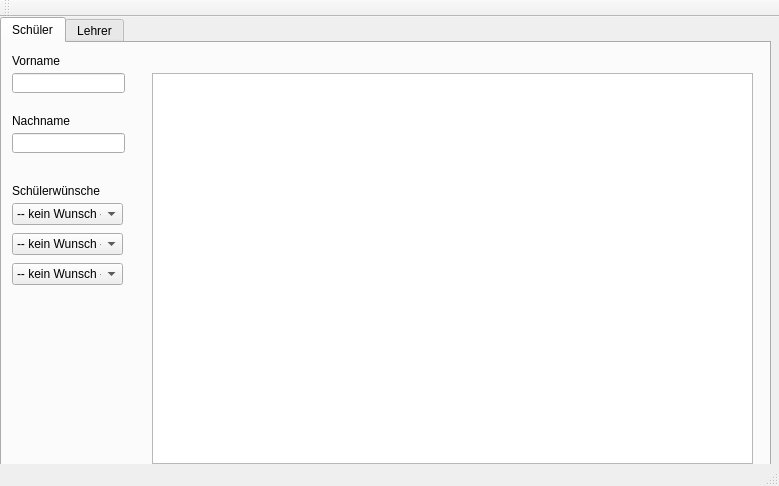
First picture: the form in qt/mainwindow.ui, repository m-bra/Teilintegration, before the edit.
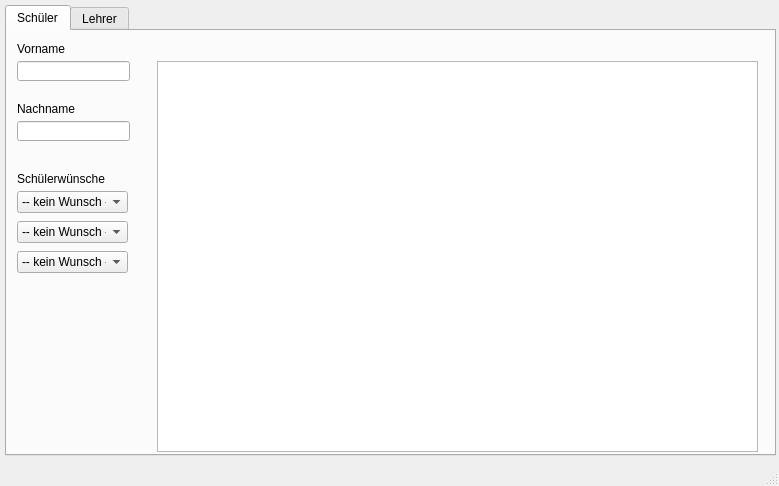
Second picture: the form after the edit. The open tabs and pages were chosen to show the change.

Patch:
```diff
--- a/qt/mainwindow.ui
+++ b/qt/mainwindow.ui
@@ -10,15 +10,24 @@
     <height>486</height>
    </rect>
   </property>
+  <property name="sizePolicy">
+   <sizepolicy hsizetype="Fixed" vsizetype="Fixed">
+    <horstretch>0</horstretch>
+    <verstretch>0</verstretch>
+   </sizepolicy>
+  </property>
   <property name="windowTitle">
    <string>MainWindow</string>
   </property>
   <widget class="QWidget" name="centralWidget">
+   <property name="enabled">
+    <bool>true</bool>
+   </property>
    <widget class="QTabWidget" name="tabWidget">
     <property name="geometry">
      <rect>
-      <x>0</x>
-      <y>0</y>
+      <x>5</x>
+      <y>5</y>
       <width>771</width>
       <height>451</height>
      </rect>
@@ -483,14 +492,6 @@
     </widget>
    </widget>
   </widget>
-  <widget class="QToolBar" name="mainToolBar">
-   <attribute name="toolBarArea">
-    <enum>TopToolBarArea</enum>
-   </attribute>
-   <attribute name="toolBarBreak">
-    <bool>false</bool>
-   </attribute>
-  </widget>
   <widget class="QStatusBar" name="statusBar"/>
  </widget>
  <layoutdefault spacing="6" margin="11"/>
```
Left out of the diff: 2 changed lines with no effect on the pictures.
